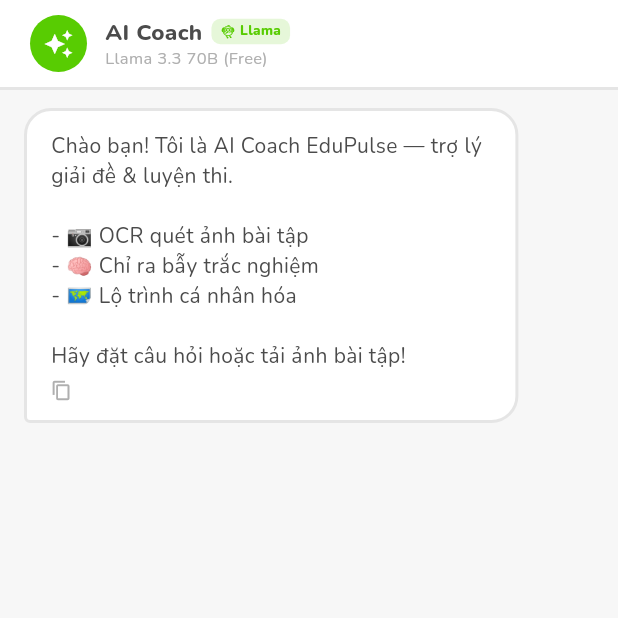
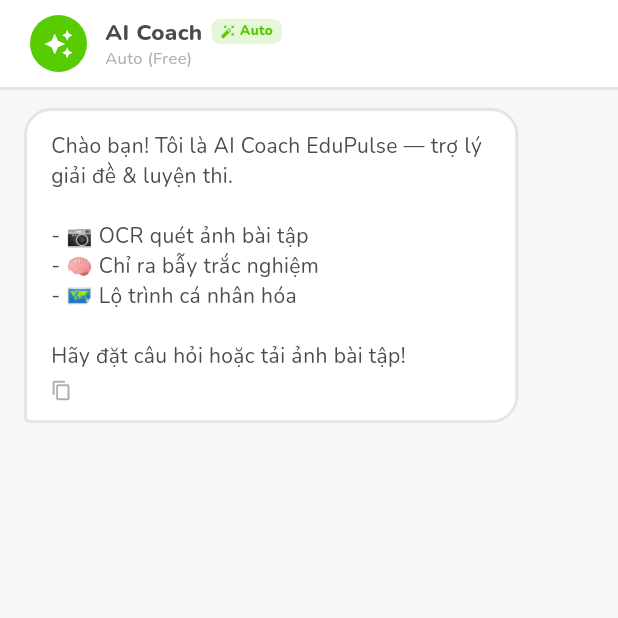
Before and after one commit to duycutecun/EduPulse, a Flutter app: the screen it shows after launch, item 3 of the bottom bar chosen, on a phone screen of 412 x 824 dp, the top half of it. Run offline on Flutter 3.47's test engine with Material 3 defaults, Android fonts, the phone set to English and light mode, and no system bars; our stand-ins replace file_picker, google_fonts, shared_preferences, supabase_flutter; accounts and stored records are empty.

Commit message:
fix(ai): update OpenRouter models - old free models removed

```diff
--- a/lib/core/ai/ai_models.dart
+++ b/lib/core/ai/ai_models.dart
@@ -28,19 +28,24 @@
   /// Danh sách model có sẵn để người dùng chọn (mặc định lên đầu).
   static const List<AIModel> definitions = [
     AIModel(
-      slug: 'meta-llama/llama-3.3-70b-instruct:free',
-      label: 'Llama 3.3 70B (Free)',
-      description: 'Đa năng, cân bằng tốc độ & chất lượng',
+      slug: 'openrouter/free',
+      label: 'Auto (Free)',
+      description: 'Tự chọn model miễn phí tốt nhất',
     ),
     AIModel(
-      slug: 'deepseek/deepseek-chat-v3-0324:free',
-      label: 'DeepSeek V3 (Free)',
-      description: 'Lý luận mạnh, chi phí thấp',
+      slug: 'minimax/minimax-m3:free',
+      label: 'MiniMax M3 (Free)',
+      description: 'Đa năng, hỗ trợ đa ngôn ngữ',
     ),
     AIModel(
-      slug: 'qwen/qwen3-235b-a22b:free',
-      label: 'Qwen3 235B (Free)',
-      description: 'Đa ngôn ngữ, mạnh lập luận',
+      slug: 'nvidia/nemotron-3-ultra-550b-a55b:free',
+      label: 'Nemotron Ultra (Free)',
+      description: '550B参数, lý luận mạnh',
+    ),
+    AIModel(
+      slug: 'z-ai/glm-5.2:free',
+      label: 'GLM 5.2 (Free)',
+      description: 'Zhipu AI, đa năng',
     ),
     AIModel(
       slug: 'openai/gpt-4o-mini',
@@ -53,11 +58,6 @@
       label: 'Gemini Flash',
       description: 'Google · hỗ trợ đọc ảnh',
       supportsVision: true,
-    ),
-    AIModel(
-      slug: 'moonshotai/kimi-k2-instruct:free',
-      label: 'Kimi K2 (Free)',
-      description: 'Lý luận sâu, chú ý chi tiết',
     ),
   ];
 
@@ -78,8 +78,9 @@
 IconData aiModelIcon(String slug) {
   if (slug.startsWith('openai')) return Icons.bolt;
   if (slug.startsWith('google')) return Icons.auto_awesome;
-  if (slug.startsWith('meta-llama')) return Icons.flutter_dash;
-  if (slug.startsWith('deepseek')) return Icons.waves;
-  if (slug.startsWith('qwen')) return Icons.workspaces_outline;
+  if (slug.startsWith('minimax')) return Icons.psychology;
+  if (slug.startsWith('nvidia')) return Icons.memory;
+  if (slug.startsWith('z-ai')) return Icons.smart_toy_outlined;
+  if (slug.startsWith('openrouter')) return Icons.auto_fix_high;
   return Icons.smart_toy_outlined;
 }
```
